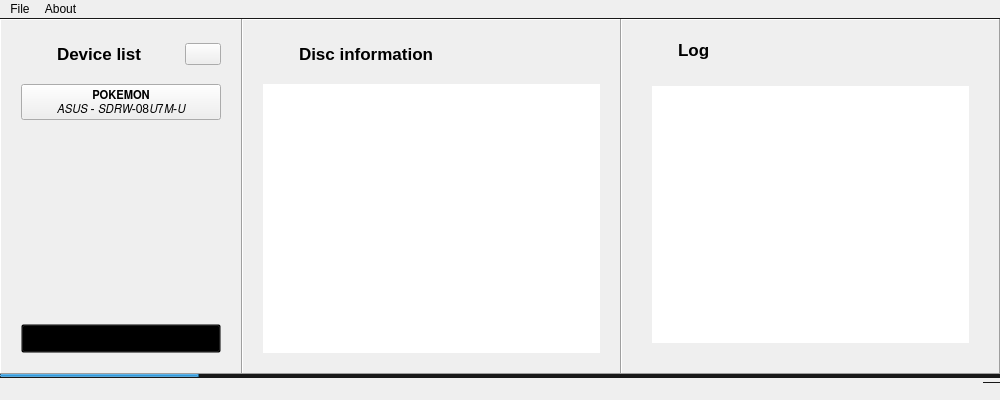
Before: the Qt Designer form pslipstream/static/form.ui in rlaphoenix/Slipstream, drawn with Qt 5.
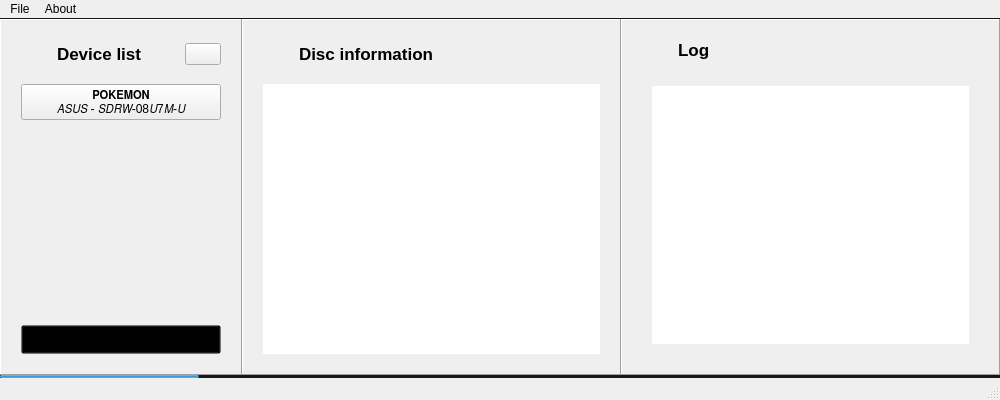
After: the same form once the commit is applied. Icons and pictures are not drawn.

Commit message: ui: Remove border-top from status bar

```diff
--- a/pslipstream/static/form.ui
+++ b/pslipstream/static/form.ui
@@ -492,11 +492,7 @@
     </item>
    </layout>
   </widget>
-  <widget class="QStatusBar" name="statusbar">
-   <property name="styleSheet">
-    <string notr="true">border-top: 1px solid rgb(24, 24, 24);</string>
-   </property>
-  </widget>
+  <widget class="QStatusBar" name="statusbar"/>
   <widget class="QMenuBar" name="menubar">
    <property name="geometry">
     <rect>
```
